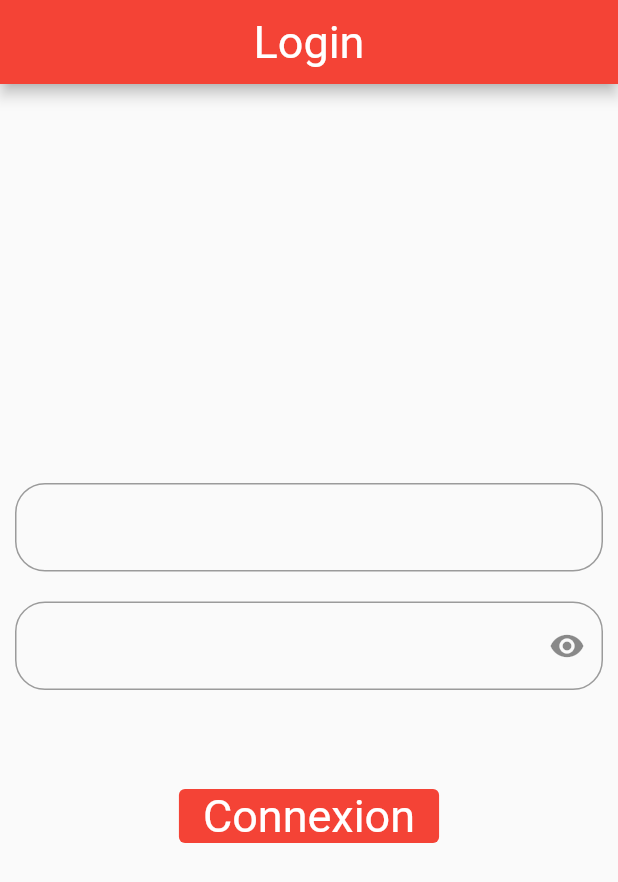
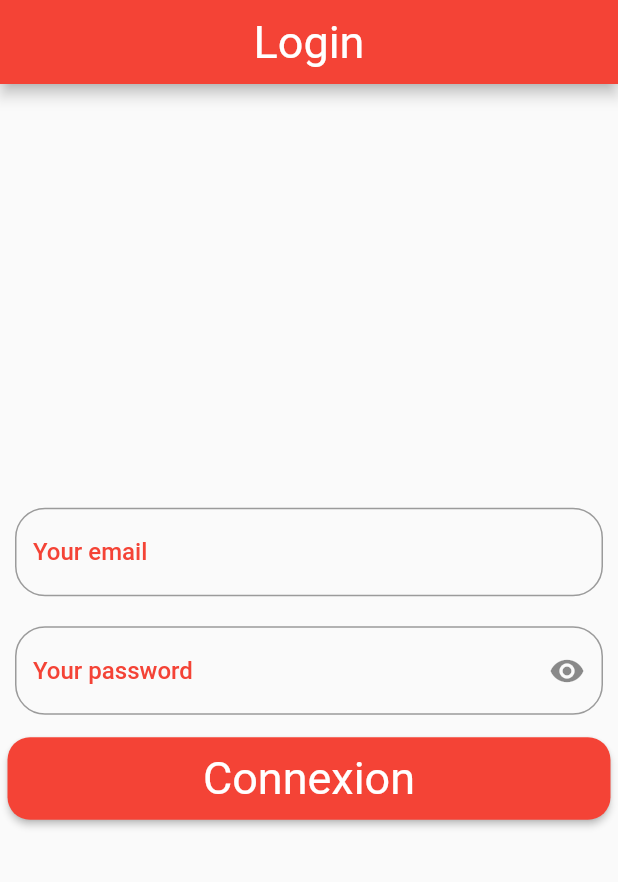
Before and after one commit to mamadou99sene/Flutter_App_ClientRv, a Flutter app: the screen it shows after launch, on a phone screen of 412 x 824 dp. Shown: the top 882 px of the screen. Run offline on Flutter 3.47's test engine with Material 2 defaults, Android fonts, the phone set to English and light mode, and no system bars; our stand-ins replace flutter_spinkit.

Commit message:
ajout du style pour le boutton de connexion

```diff
--- a/lib/pages/LoginPage.dart
+++ b/lib/pages/LoginPage.dart
@@ -32,12 +32,23 @@ class loginPage extends StatelessWidget {
                 controller: controllerEmail,
                 onTap: () {},
                 decoration: InputDecoration(
+                    hintText: "Your email",
+                    hintStyle: const TextStyle(
+                      color: Colors.red,
+                      fontWeight: FontWeight.w500,
+                    ),
                     border: OutlineInputBorder(
                         borderRadius: BorderRadius.circular(20),
                         borderSide: const BorderSide(
                             width: 1,
                             style: BorderStyle.solid,
                             color: Colors.red))),
+                validator: (value) {
+                  if (value == null || value.isEmpty) {
+                    return "please enter your email";
+                  }
+                  return null;
+                },
               )),
           Container(
               padding: const EdgeInsets.all(10),
@@ -47,6 +58,11 @@ class loginPage extends StatelessWidget {
                     controller: controllerPassword,
                     obscureText: value.visibility,
                     decoration: InputDecoration(
+                        hintText: "Your password",
+                        hintStyle: const TextStyle(
+                          color: Colors.red,
+                          fontWeight: FontWeight.w500,
+                        ),
                         suffixIcon: IconButton(
                             onPressed: () {
                               Provider.of<ProviderCovid>(context, listen: false)
@@ -66,14 +82,20 @@ class loginPage extends StatelessWidget {
                 },
               )),
           Container(
-            padding: const EdgeInsets.only(left: 10, right: 10, top: 50),
+            padding: EdgeInsets.all(5),
+            child: SizedBox(
+              width: double.infinity,
+              height: 55,
               child: ElevatedButton(
-                style: ElevatedButton.styleFrom(
-                  elevation: 0,
-                ),
+                  style: ButtonStyle(
+                      backgroundColor: MaterialStateProperty.all(Colors.red),
+                      shape: MaterialStateProperty.all(RoundedRectangleBorder(
+                        borderRadius: BorderRadius.circular(15),
+                      ))),
                   onPressed: () {
                     //print("Email: ${controllerEmail.text}");
                     //print("Password:${controllerPassword.text}");
+
                     email = controllerEmail.text;
                     password = controllerPassword.text;
                     if (email.trim() == "sene" && password.trim() == "momo") {
@@ -87,6 +109,7 @@ class loginPage extends StatelessWidget {
                         fontStyle: FontStyle.normal,
                         fontWeight: FontWeight.normal),
                   )),
+            ),
           )
         ]),
       ),
```
Lines whose indentation alone changed are shown as unchanged.
